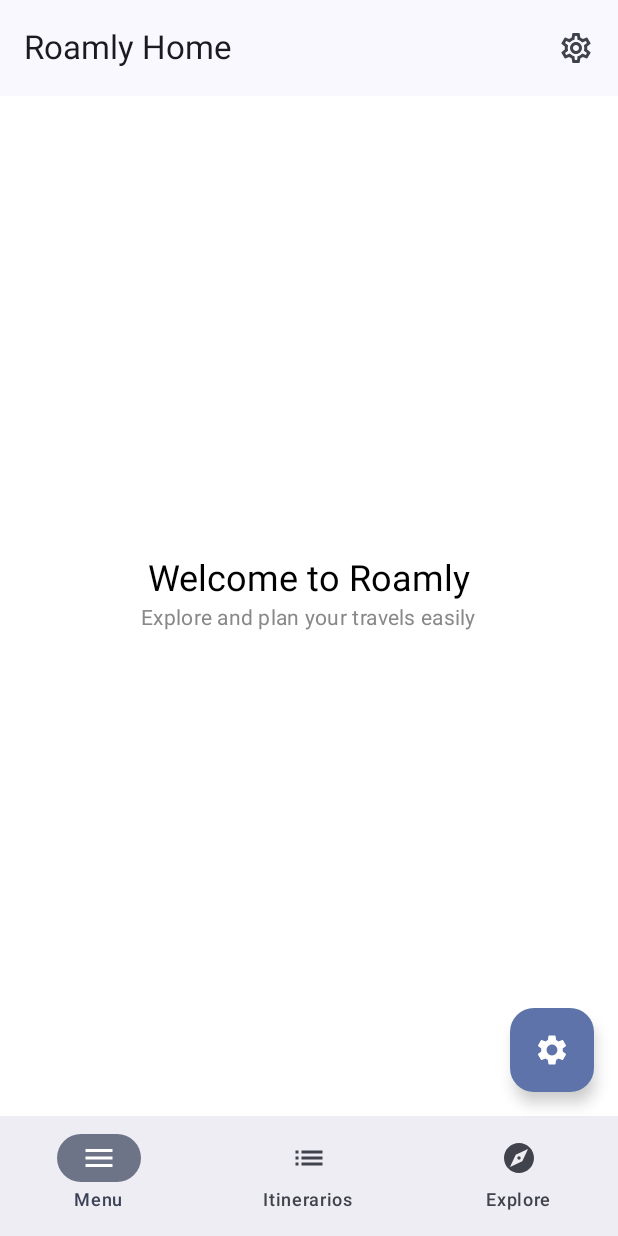
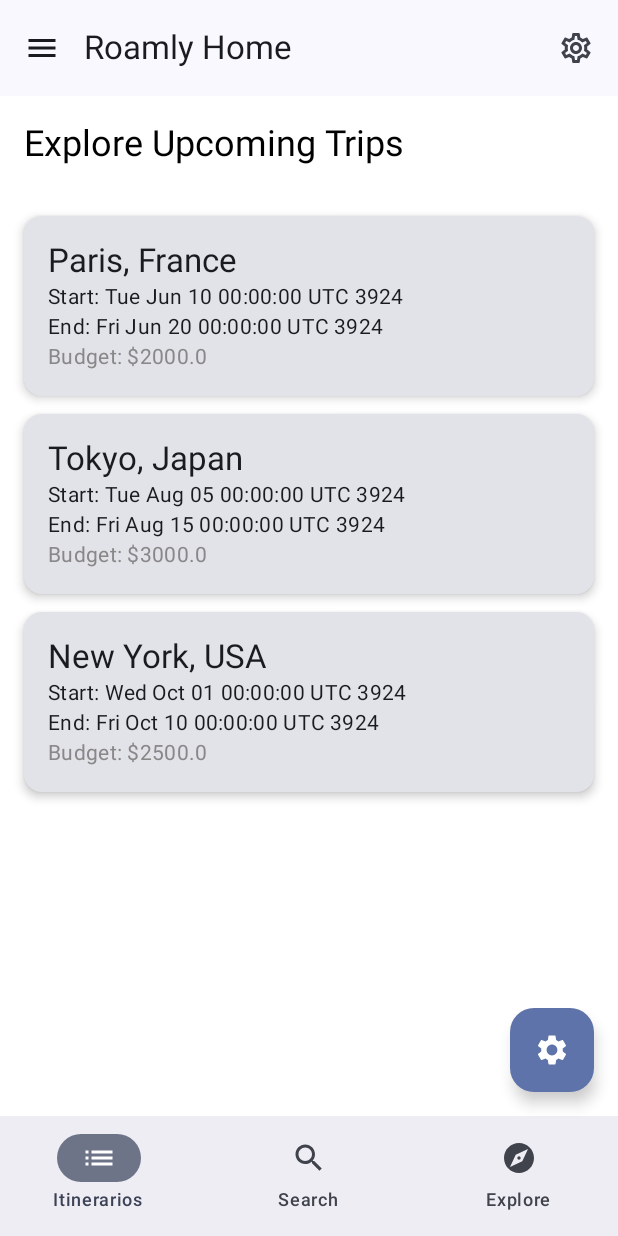
Before and after one commit to huugoox/roamly-hugo, an Android app built with Jetpack Compose: the HomeScreenScaffold2 screen opened through its navigation route, on a phone screen of 412 x 824 dp. Run offline under Robolectric (Android 15) with nearby library versions, the phone set to English and light mode, and no system bars.

Commit message:
it needs to update some navigation from a screen to another

```diff
--- /dev/null
+++ b/app/src/main/java/com/example/navigation/data/TripRepository.kt
@@ -0,0 +1,74 @@
+package com.example.navigation.data
+
+import com.example.navigation.models.Trip
+import com.example.navigation.models.ItineraryItem
+import com.example.navigation.models.AIRecommendations
+import java.util.Date
+
+object TripRepository {
+    val trips = listOf(
+        Trip(
+            id = "1",
+            destination = "Paris, France",
+            startDate = Date(2024, 5, 10),
+            endDate = Date(2024, 5, 20),
+            budget = 2000.0
+        ),
+        Trip(
+            id = "2",
+            destination = "Tokyo, Japan",
+            startDate = Date(2024, 7, 5),
+            endDate = Date(2024, 7, 15),
+            budget = 3000.0
+        ),
+        Trip(
+            id = "3",
+            destination = "New York, USA",
+            startDate = Date(2024, 9, 1),
+            endDate = Date(2024, 9, 10),
+            budget = 2500.0
+        )
+    )
+
+    val itineraryItems = listOf(
+        ItineraryItem(
+            id = "1",
+            description = "Visit Eiffel Tower",
+            date = Date(2024, 5, 11),
+            location = "Paris"
+        ),
+        ItineraryItem(
+            id = "2",
+            description = "Shibuya Crossing experience",
+            date = Date(2024, 7, 6),
+            location = "Tokyo"
+        ),
+        ItineraryItem(
+            id = "3",
+            description = "Statue of Liberty Tour",
+            date = Date(2024, 9, 2),
+            location = "New York"
+        )
+    )
+
+    val aiRecommendations = listOf(
+        AIRecommendations(
+            recommendationId = "1",
+            tripId = "1",
+            suggestedActivity = "Try French pastries at a local bakery",
+            rating = 4.8
+        ),
+        AIRecommendations(
+            recommendationId = "2",
+            tripId = "2",
+            suggestedActivity = "Visit Akihabara for tech and anime shopping",
+            rating = 4.7
+        ),
+        AIRecommendations(
+            recommendationId = "3",
+            tripId = "3",
+            suggestedActivity = "Walk through Central Park",
+            rating = 4.9
+        )
+    )
+}
--- /dev/null
+++ b/app/src/main/java/com/example/navigation/models/AIRecommendations.kt
@@ -0,0 +1,11 @@
+package com.example.navigation.models
+
+data class AIRecommendations(
+    val recommendationId: String,
+    val tripId: String,
+    val suggestedActivity: String,
+    val rating: Double
+) {
+    // @TODO: Implement function to generate recommendations
+    fun generateRecommendations() {}
+}
--- /dev/null
+++ b/app/src/main/java/com/example/navigation/models/Authentication.kt
@@ -0,0 +1,15 @@
+package com.example.navigation.models
+
+data class Authentication(
+    val email: String,
+    val password: String
+) {
+    // @TODO: Implement login function
+    fun login(email: String, password: String) {}
+
+    // @TODO: Implement logout function
+    fun logout() {}
+
+    // @TODO: Implement password reset function
+    fun resetPassword(email: String) {}
+}
--- /dev/null
+++ b/app/src/main/java/com/example/navigation/models/Image.kt
@@ -0,0 +1,10 @@
+package com.example.navigation.models
+
+data class Image(
+    val id: String,
+    val url: String,
+    val description: String
+) {
+    // @TODO: Implement function to upload an image
+    fun uploadImage() {}
+}
--- /dev/null
+++ b/app/src/main/java/com/example/navigation/models/ItineraryItem.kt
@@ -0,0 +1,13 @@
+package com.example.navigation.models
+
+import java.util.Date
+
+data class ItineraryItem(
+    val id: String,
+    val description: String,
+    val date: Date,
+    val location: String
+) {
+    // @TODO: Implement function to update itinerary item details
+    fun updateItemDetails() {}
+}
--- /dev/null
+++ b/app/src/main/java/com/example/navigation/models/Map.kt
@@ -0,0 +1,11 @@
+package com.example.navigation.models
+
+data class Map(
+    val location: String
+) {
+    // @TODO: Implement function to show location
+    fun showLocation() {}
+
+    // @TODO: Implement function to get nearby places
+    fun getNearbyPlaces() {}
+}
--- /dev/null
+++ b/app/src/main/java/com/example/navigation/models/Preferences.kt
@@ -0,0 +1,11 @@
+package com.example.navigation.models
+
+data class Preferences(
+    val id: String,
+    val notificationsEnabled: Boolean,
+    val preferredLanguage: String,
+    val theme: String
+) {
+    // @TODO: Implement update preferences function
+    fun updatePreferences() {}
+}
--- /dev/null
+++ b/app/src/main/java/com/example/navigation/models/Trip.kt
@@ -0,0 +1,18 @@
+package com.example.navigation.models
+
+import androidx.compose.ui.graphics.painter.Painter
+import java.util.Date
+
+data class Trip(
+    val id: String,
+    val destination: String,
+    val startDate: Date,
+    val endDate: Date,
+    val budget: Double
+) {
+    // @TODO: Implement function to add an itinerary item
+    fun addItineraryItem() {}
+
+    // @TODO: Implement function to remove an itinerary item
+    fun removeItineraryItem() {}
+}
--- /dev/null
+++ b/app/src/main/java/com/example/navigation/models/User.kt
@@ -0,0 +1,17 @@
+package com.example.navigation.models
+
+data class User(
+    val id: String,
+    val name: String,
+    val email: String,
+    val phoneNumber: String
+) {
+    // @TODO: Implement user registration
+    fun register() {}
+
+    // @TODO: Implement user login
+    fun login(email: String, password: String) {}
+
+    // @TODO: Implement user logout
+    fun logout() {}
+}
--- a/app/src/main/java/com/example/navigation/ui/screens/HomeScreenScaffold2.kt
+++ b/app/src/main/java/com/example/navigation/ui/screens/HomeScreenScaffold2.kt
@@ -1,11 +1,19 @@
 package com.example.navigation.ui.screens
 
+import  com.example.navigation.data.TripRepository
+import com.example.navigation.models.Trip
+
 import androidx.compose.foundation.background
+import androidx.compose.foundation.clickable
 import androidx.compose.foundation.layout.Arrangement
 import androidx.compose.foundation.layout.Box
 import androidx.compose.foundation.layout.Column
+import androidx.compose.foundation.layout.PaddingValues
 import androidx.compose.foundation.layout.fillMaxSize
+import androidx.compose.foundation.layout.fillMaxWidth
 import androidx.compose.foundation.layout.padding
+import androidx.compose.foundation.lazy.LazyColumn
+import androidx.compose.foundation.lazy.items
 import androidx.compose.material3.*
 import androidx.compose.material.icons.Icons
 import androidx.compose.material.icons.filled.Build
@@ -14,6 +22,7 @@ import androidx.compose.material.icons.filled.Info
 import androidx.compose.material.icons.filled.List
 import androidx.compose.material.icons.filled.Menu
 import androidx.compose.material.icons.filled.Person
+import androidx.compose.material.icons.filled.Search
 import androidx.compose.material.icons.filled.Settings
 import androidx.compose.material.icons.filled.Star
 import androidx.compose.material.icons.outlined.Settings
@@ -21,6 +30,7 @@ import androidx.compose.runtime.*
 import androidx.compose.ui.Alignment
 import androidx.compose.ui.Modifier
 import androidx.compose.ui.graphics.Color
+import androidx.compose.ui.unit.dp
 import androidx.navigation.NavController
 
 @OptIn(ExperimentalMaterial3Api::class)
@@ -35,6 +45,11 @@ fun HomeScreenScaffold2(navController: NavController) {
         topBar = {
             TopAppBar(
                 title = { Text("Roamly Home") },
+                navigationIcon = {
+                    IconButton(onClick = { /* Acción del menú lateral */ }) {
+                        Icon(Icons.Filled.Menu, contentDescription = "Menu")
+                    }
+                },
                 actions = {
                     Box {
                         IconButton(onClick = { showSettingsMenu = !showSettingsMenu }) {
@@ -104,22 +119,60 @@ fun HomeScreenScaffold2(navController: NavController) {
             ) {
                 Icon(Icons.Filled.Settings, contentDescription = "Fast Configuration")
             }
-        },
-        content = { padding ->
+        }
+    ) { padding ->
         // Contenido de la pantalla
         Column(
-                modifier = Modifier.padding(padding)
+            modifier = Modifier
                 .fillMaxSize()
                 .background(Color.White)
-                    .padding(padding),
-                horizontalAlignment = Alignment.CenterHorizontally,
-                verticalArrangement = Arrangement.Center
+                .padding(padding)
         ) {
-                Text(text = "Welcome to Roamly", style = MaterialTheme.typography.headlineSmall, color = Color.Black)
-                Text(text = "Explore and plan your travels easily", style = MaterialTheme.typography.bodyMedium, color = Color.Gray)
+            Text(
+                text = "Explore Upcoming Trips",
+                style = MaterialTheme.typography.headlineSmall,
+                color = Color.Black,
+                modifier = Modifier.padding(16.dp)
+            )
+
+            TripList(navController)
+
         }
     }
-    )
+}
+@Composable
+fun TripList(navController: NavController) {
+    val trips = TripRepository.trips
+
+    LazyColumn(
+        modifier = Modifier.fillMaxSize(),
+        contentPadding = PaddingValues(16.dp),
+        verticalArrangement = Arrangement.spacedBy(12.dp)
+    ) {
+        items(trips) { trip ->
+            TripCard(trip = trip, onClick = {
+                // Aquí podrías navegar a una pantalla de detalles del viaje
+                navController.navigate("tripDetails/${trip.id}")
+            })
+        }
+    }
+}
+
+@Composable
+fun TripCard(trip: Trip, onClick: () -> Unit) {
+    Card(
+        modifier = Modifier
+            .fillMaxWidth()
+            .clickable { onClick() },
+        elevation = CardDefaults.cardElevation(4.dp)
+    ) {
+        Column(modifier = Modifier.padding(16.dp)) {
+            Text(text = trip.destination, style = MaterialTheme.typography.titleLarge)
+            Text(text = "Start: ${trip.startDate}", style = MaterialTheme.typography.bodyMedium)
+            Text(text = "End: ${trip.endDate}", style = MaterialTheme.typography.bodyMedium)
+            Text(text = "Budget: \$${trip.budget}", style = MaterialTheme.typography.bodyMedium, color = Color.Gray)
+        }
+    }
 }
 
 @Composable
@@ -128,15 +181,16 @@ fun BottomNavigationBar(
     onItemSelected: (Int) -> Unit
 ) {
     NavigationBar {
+
         NavigationBarItem(
-            icon = { Icon(Icons.Filled.Menu, contentDescription = "Menu") },
-            label = { Text("Menu") },
+            icon = { Icon(Icons.Filled.List, contentDescription = "Itinerarios") },
+            label = { Text("Itinerarios") },
             selected = selectedIndex == 0,
             onClick = { onItemSelected(0) }
         )
         NavigationBarItem(
-            icon = { Icon(Icons.Filled.List, contentDescription = "Itinerarios") },
-            label = { Text("Itinerarios") },
+            icon = { Icon(Icons.Filled.Search, contentDescription = "Search") },
+            label = { Text("Search") },
             selected = selectedIndex == 1,
             onClick = { onItemSelected(1) }
         )
```
Lines whose indentation alone changed are shown as unchanged.
